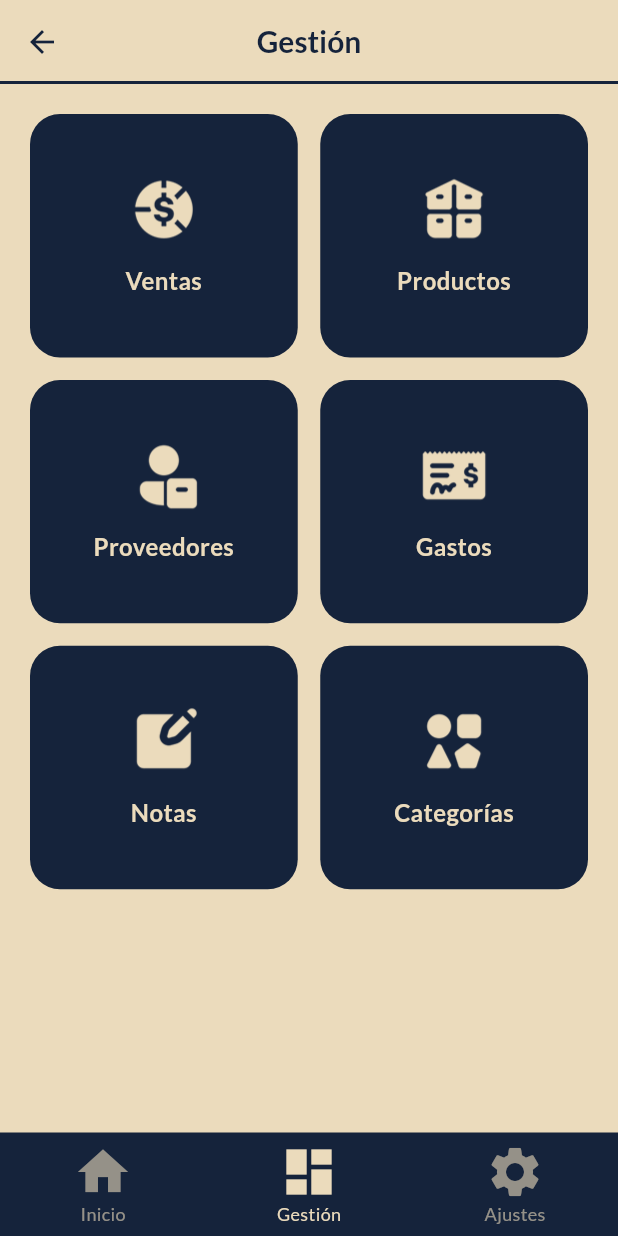
After one commit to JuanesPachon/Stockia, a Flutter app: the GestionPage screen opened by its route, after a tap on "Ventas", on a phone screen of 412 x 824 dp. The commit adds this screen. Run offline on Flutter 3.47's test engine with Material 3 defaults, Android fonts, the phone set to English and light mode, and no system bars; our stand-ins replace google_fonts.

Commit message:
feat(auth): add GestionPage, its respective widgets and add navbar Widget

```diff
--- a/client/lib/core/constants/app_routes.dart
+++ b/client/lib/core/constants/app_routes.dart
@@ -2,6 +2,7 @@ class AppRoutes {
   static const String welcome = '/';
   static const String login = '/login';
   static const String register = '/register';
+  static const String settings = '/settings';
   static const String dashboard = '/dashboard';
   static const String products = '/products';
   static const String sales = '/sales';
--- a/client/lib/features/auth/presentation/pages/login_page.dart
+++ b/client/lib/features/auth/presentation/pages/login_page.dart
@@ -94,7 +94,7 @@ class _LoginPageState extends State<LoginPage> {
                           text: 'Iniciar sesión',
                           onPressed: () {
                             if (_formKey.currentState!.validate()) {
-
+                              Navigator.pushReplacementNamed(context, AppRoutes.dashboard);
                             }
                           },
                         ),
--- a/client/lib/features/auth/presentation/pages/register_page.dart
+++ b/client/lib/features/auth/presentation/pages/register_page.dart
@@ -1,5 +1,6 @@
 import 'package:flutter/material.dart';
 import '../../../../core/constants/app_colors.dart';
+import '../../../../core/constants/app_routes.dart';
 import '../../../../shared/widgets/custom_elevated_button.dart';
 import '../../../../shared/widgets/custom_text_field.dart';
 
@@ -110,7 +111,7 @@ class _RegisterPageState extends State<RegisterPage> {
                           text: 'Crear cuenta',
                           onPressed: () {
                             if (_formKey.currentState!.validate()) {
-
+                              Navigator.pushReplacementNamed(context, AppRoutes.dashboard);
                             }
                           },
                         ),
--- /dev/null
+++ b/client/lib/features/dashboard/presentation/pages/gestion_page.dart
@@ -0,0 +1,119 @@
+import 'package:flutter/material.dart';
+import '../../../../core/constants/app_colors.dart';
+import '../../../../core/constants/app_routes.dart';
+import '../../../../shared/widgets/app_navbar.dart';
+import '../widgets/gestion_option_widget.dart';
+
+class GestionPage extends StatefulWidget {
+  const GestionPage({super.key});
+
+  @override
+  State<GestionPage> createState() => _GestionPageState();
+}
+
+class _GestionPageState extends State<GestionPage> {
+  int _currentIndex = 1;
+
+  @override
+  Widget build(BuildContext context) {
+    return Scaffold(
+      backgroundColor: AppColors.mainWhite,
+      appBar: AppBar(
+        backgroundColor: AppColors.mainWhite,
+        elevation: 0,
+        shape: const Border(
+          bottom: BorderSide(color: AppColors.mainBlue, width: 2),
+        ),
+        leading: IconButton(
+          icon: const Icon(Icons.arrow_back, color: AppColors.mainBlue),
+          onPressed: () {
+            Navigator.pop(context);
+          },
+        ),
+        title: const Text(
+          'Gestión',
+          style: TextStyle(
+            color: AppColors.mainBlue,
+            fontSize: 20,
+            fontWeight: FontWeight.bold,
+          ),
+        ),
+        centerTitle: true,
+      ),
+      body: SafeArea(
+        child: Padding(
+          padding: const EdgeInsets.all(20),
+          child: GridView.count(
+            crossAxisCount: 2,
+            crossAxisSpacing: 15,
+            mainAxisSpacing: 15,
+            childAspectRatio: 1.1,
+            children: [
+              GestionOptionWidget(
+                title: 'Ventas',
+                iconPath: 'assets/icons/sales_icon.png',
+                onTap: () {
+                  Navigator.pushNamed(context, AppRoutes.sales);
+                },
+              ),
+              GestionOptionWidget(
+                title: 'Productos',
+                iconPath: 'assets/icons/products_icon.png',
+                onTap: () {
+                  Navigator.pushNamed(context, AppRoutes.products);
+                },
+              ),
+              GestionOptionWidget(
+                title: 'Proveedores',
+                iconPath: 'assets/icons/providers_icon.png',
+                onTap: () {
+                  Navigator.pushNamed(context, AppRoutes.providers);
+                },
+              ),
+              GestionOptionWidget(
+                title: 'Gastos',
+                iconPath: 'assets/icons/spends_icon.png',
+                onTap: () {
+                  Navigator.pushNamed(context, AppRoutes.expenses);
+                },
+              ),
+              GestionOptionWidget(
+                title: 'Notas',
+                iconPath: 'assets/icons/notes_icon.png',
+                onTap: () {
+                  Navigator.pushNamed(context, AppRoutes.notes);
+                },
+              ),
+              GestionOptionWidget(
+                title: 'Categorías',
+                iconPath: 'assets/icons/categories_icon.png',
+                onTap: () {
+                  Navigator.pushNamed(context, AppRoutes.categories);
+                },
+              ),
+            ],
+          ),
+        ),
+      ),
+      bottomNavigationBar: NavBar(
+        currentIndex: _currentIndex,
+        onTap: (index) {
+          setState(() {
+            _currentIndex = index;
+          });
+
+          switch (index) {
+            case 0:
+              Navigator.pushNamed(context, AppRoutes.dashboard);
+              break;
+            case 1:
+              break;
+            case 2:
+              Navigator.pushNamed(context, AppRoutes.settings);
+              break;
+          }
+        },
+      ),
+    );
+  }
+}
--- /dev/null
+++ b/client/lib/features/dashboard/presentation/widgets/gestion_option_widget.dart
@@ -0,0 +1,49 @@
+import 'package:flutter/material.dart';
+import '../../../../core/constants/app_colors.dart';
+
+class GestionOptionWidget extends StatelessWidget {
+  final String title;
+  final String iconPath;
+  final VoidCallback onTap;
+
+  const GestionOptionWidget({
+    super.key,
+    required this.title,
+    required this.iconPath,
+    required this.onTap,
+  });
+
+  @override
+  Widget build(BuildContext context) {
+    return GestureDetector(
+      onTap: onTap,
+      child: Container(
+        decoration: BoxDecoration(
+          color: AppColors.mainBlue,
+          borderRadius: BorderRadius.circular(20),
+        ),
+        child: Column(
+          mainAxisAlignment: MainAxisAlignment.center,
+          children: [
+            Image.asset(
+              iconPath,
+              height: 48,
+              width: 48,
+              color: AppColors.mainWhite,
+            ),
+            const SizedBox(height: 12),
+            Text(
+              title,
+              style: const TextStyle(
+                color: AppColors.mainWhite,
+                fontSize: 16,
+                fontWeight: FontWeight.w600,
+              ),
+              textAlign: TextAlign.center,
+            ),
+          ],
+        ),
+      ),
+    );
+  }
+}
--- a/client/lib/main.dart
+++ b/client/lib/main.dart
@@ -4,6 +4,7 @@ import 'core/theme/app_theme.dart';
 import 'features/onboarding/presentation/pages/welcome_page.dart';
 import 'features/auth/presentation/pages/register_page.dart';
 import 'features/auth/presentation/pages/login_page.dart';
+import 'features/dashboard/presentation/pages/gestion_page.dart';
 
 void main() {
   runApp(const StockiaApp());
@@ -23,6 +24,7 @@ class StockiaApp extends StatelessWidget {
         AppRoutes.welcome: (context) => const WelcomePage(),
         AppRoutes.login: (context) => const LoginPage(),
         AppRoutes.register: (context) => const RegisterPage(),
+        AppRoutes.dashboard: (context) => const GestionPage(),
       },
     );
   }
--- /dev/null
+++ b/client/lib/shared/widgets/app_navbar.dart
@@ -0,0 +1,46 @@
+import 'package:flutter/material.dart';
+import '../../core/constants/app_colors.dart';
+
+class NavBar extends StatelessWidget {
+  final int currentIndex;
+  final Function(int) onTap;
+
+  const NavBar({super.key, required this.currentIndex, required this.onTap});
+
+  @override
+  Widget build(BuildContext context) {
+    return Container(
+      decoration: const BoxDecoration(
+        borderRadius: BorderRadius.only(
+          topLeft: Radius.circular(20),
+          topRight: Radius.circular(20),
+        ),
+      ),
+      child: BottomNavigationBar(
+        currentIndex: currentIndex,
+        onTap: onTap,
+        backgroundColor: AppColors.mainBlue,
+        selectedItemColor: AppColors.mainWhite,
+        unselectedItemColor: AppColors.mainWhite.withValues(alpha: 0.6),
+        selectedFontSize: 12,
+        unselectedFontSize: 12,
+        type: BottomNavigationBarType.fixed,
+        elevation: 0,
+        items: const [
+          BottomNavigationBarItem(
+            icon: Icon(Icons.home, size: 40),
+            label: 'Inicio',
+          ),
+          BottomNavigationBarItem(
+            icon: Icon(Icons.dashboard, size: 40),
+            label: 'Gestión',
+          ),
+          BottomNavigationBarItem(
+            icon: Icon(Icons.settings, size: 40),
+            label: 'Ajustes',
+          ),
+        ],
+      ),
+    );
+  }
+}
```
Also changed, not shown: client/assets/icons/categories_icon.png (added), client/assets/icons/notes_icon.png (added), client/assets/icons/products_icon.png (added), client/assets/icons/providers_icon.png (added), client/assets/icons/sales_icon.png (added), client/assets/icons/spends_icon.png (added).
